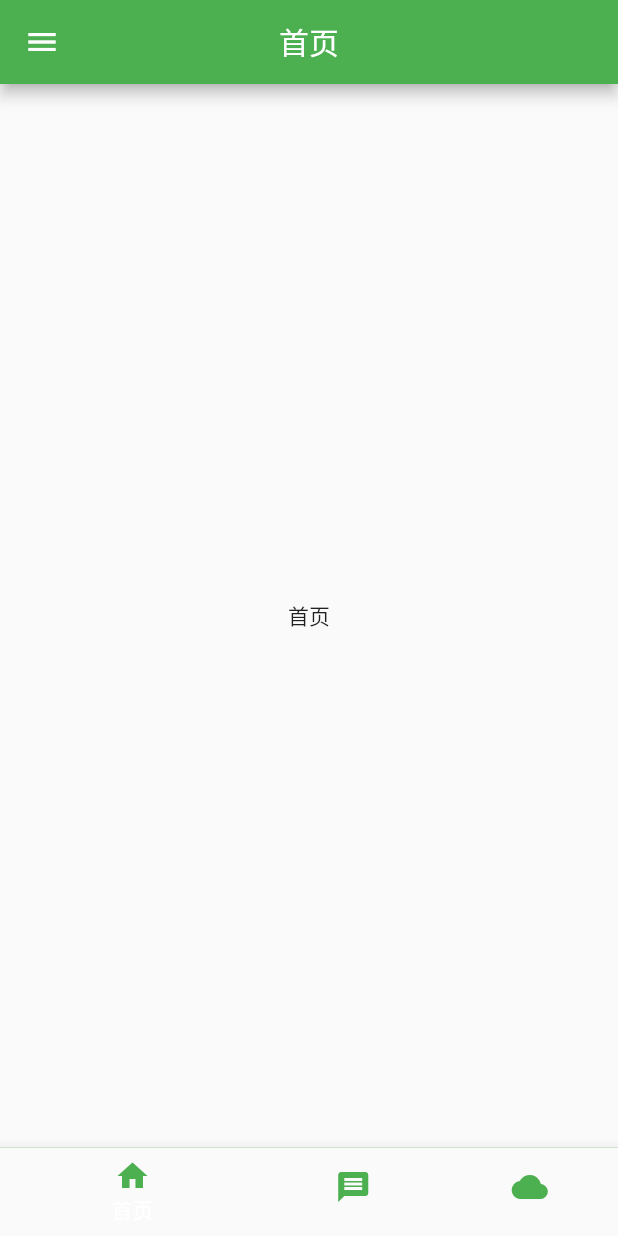
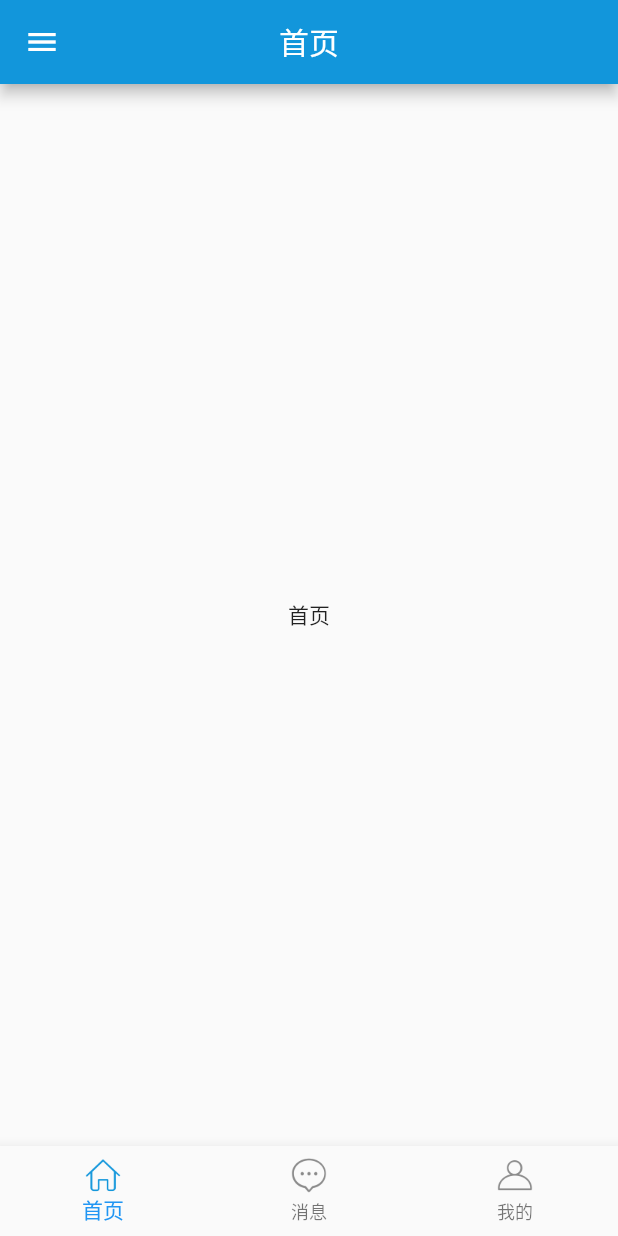
Before and after one commit to zhanglong233/FlutterDemo, a Flutter app: the screen it shows after launch, on a phone screen of 412 x 824 dp. Run offline on Flutter 3.47's test engine with Material 2 defaults, Android fonts, the phone set to English and light mode, and no system bars.

Commit message:
实现底部基本底部导航栏封装

```diff
--- a/lib/components/bottomNavigation_icon_view.dart
+++ b/lib/components/bottomNavigation_icon_view.dart
@@ -1,3 +1,7 @@
+/**
+ *  底部导航栏样式封装
+ * */
+
 import 'package:flutter/material.dart';
 
 class BottomNavigationIconView {
--- a/lib/main.dart
+++ b/lib/main.dart
@@ -10,11 +10,12 @@ class MyApp extends StatelessWidget {
   @override
   Widget build(BuildContext context) {
     return new MaterialApp(
+      //退到后台时显示的标题
       title: 'Flutter Demo',
       theme: new ThemeData(
         //primarySwatch: Colors.blue,
         brightness: Brightness.light,
-        primaryColor: Colors.green,
+        primaryColor: const Color(0xff1296db),
         accentColor: Colors.deepOrangeAccent
       ),
       home: new MyHomePage(),
@@ -30,25 +31,104 @@ class MyHomePage extends StatefulWidget {
 class _MyHomePageState extends State<MyHomePage> {
 
   PageController pageController;
-  int page = 0;
+  int _tabIndex  = 0;//tab角标
+  var tabBottomImages;//底部导航栏图标
+  var tabBottomTitles;//底部导航栏标题
+  var _bodys;//底部导航对应的页面
+  var _titles;//底部导航对应的页面标题
+
+  /*
+   * 根据image路径获取图片
+   * 这个图片的路径需要在 pubspec.yaml 中去定义
+   */
+  Image getTabBottomImageSource(path){
+    return new Image.asset(path,width: 25.0,height: 25.0);
+  }
+
+  /*
+   * 根据索引获得对应的normal或是select的icon
+   */
+  Image getTabBottomIcon(int curIndex){
+    if (curIndex == _tabIndex){
+      return tabBottomImages[curIndex][1];
+    }
+    return tabBottomImages[curIndex][0];
+  }
+
+  /*
+   * 获取bottomTab的颜色和文字
+   */
+  Text getTabBottomTitle(int curIndex){
+    if (curIndex == _tabIndex){
+      return new Text(tabBottomTitles[curIndex],
+        style: new TextStyle(color: const Color(0xff1296db))
+      );
+    }
+    return new Text(tabBottomTitles[curIndex],
+      style: new TextStyle(color: const Color(0xff8a8a8a))
+    );
+  }
+
+  /*
+  *  获取bottomTab对应的页面标题
+  */
+  Text getPageTitle(int curIndex){
+    if(curIndex == _tabIndex){
+      return new Text(_titles[curIndex],
+        style: new TextStyle(color: Colors.white),
+      );
+    }
+    return null;
+  }
+
+  /*
+   * 初始化底部导航栏参数
+   */
+  void initData(){
+    tabBottomImages = [
+      [
+        getTabBottomImageSource('images/icon_bottom_home_normal.png'),
+        getTabBottomImageSource('images/icon_bottom_home_select.png')
+      ],
+      [
+        getTabBottomImageSource('images/icon_bottom_message_normal.png'),
+        getTabBottomImageSource('images/icon_bottom_message_select.png')
+      ],
+      [
+        getTabBottomImageSource('images/icon_bottom_persion_normal.png'),
+        getTabBottomImageSource('images/icon_bottom_persion_select.png')
+      ],
+    ];
+    tabBottomTitles = [
+      '首页','消息','我的'
+    ];
+    _bodys = [
+      new FirstPage(),
+      new SecondPage(),
+      new ThirdPage()
+    ];
+    _titles = [
+      '首页','消息','我的'
+    ];
+  }
+
+
+
 
   @override
   void initState() {
     super.initState();
-    pageController = new PageController(initialPage: this.page);
   }
 
   @override
   Widget build(BuildContext context) {
+    //调用初始化数据方法
+    initData();
+
     return new Scaffold(
       backgroundColor: Colors.green,
       appBar: new AppBar(
-        title: new Text(
-            '首页',
-          style: new TextStyle(
-            color: Colors.white
-          ),
-        ),
+        title: getPageTitle(_tabIndex),
         centerTitle: true,
       ),
       drawer: new Drawer(
@@ -70,93 +150,41 @@ class _MyHomePageState extends State<MyHomePage> {
           ],
         ),
       ),
-      body: new PageView(
-        children: <Widget>[
-          new FirstPage(),
-          new SecondPage(),
-          new ThirdPage()
-        ],
-        controller: pageController,
-        onPageChanged: onPageChanged,
-      ),
+      body: _bodys[_tabIndex],
       bottomNavigationBar: new BottomNavigationBar(
         items: [
           new BottomNavigationBarItem(
               //backgroundColor: Colors.green,
-              icon: new Icon(
-                Icons.home,
-                color: Colors.green,
-              ),
-              title: new Text(
-                  '首页',
-                style: new TextStyle(
-                  color: Colors.green
-                ),
-              )),
+              icon: getTabBottomIcon(0),
+              title: getTabBottomTitle(0)
+          ),
           new BottomNavigationBarItem(
-              icon: new Icon(
-                Icons.message,
-                color: Colors.green,
-              ),
-              title: new Text(
-                '消息',
-                style: new TextStyle(
-                    color: Colors.green
-                ),
-              )),
+              icon: getTabBottomIcon(1),
+              title: getTabBottomTitle(1)
+          ),
           new BottomNavigationBarItem(
-              icon: new Icon(
-                Icons.cloud,
-                color: Colors.green,
-              ),
-              title: new Text(
-                '我的',
-                style: new TextStyle(
-                    color: Colors.green
-                ),
-              )),
+              icon: getTabBottomIcon(2),
+              title: getTabBottomTitle(2)
+          )
         ],
-        type: BottomNavigationBarType.shifting,
+        //设置显示的模式shifting/fixed
+        type: BottomNavigationBarType.fixed,
+        //tabBottom的点击监听
         onTap: onTap,
-        currentIndex: page,
+        //设置当前索引
+        currentIndex: _tabIndex,
       ),
     );
   }
 
   void onTap(int index){
-    pageController.animateToPage(
-        index,
-        duration: new Duration(milliseconds: 300),
-        curve: Curves.ease);
-  }
-
-  void onPageChanged(int page){
-    this.setState((){
-      this.page = page;
+    setState(() {
+      _tabIndex = index;
     });
   }
 
 }
 
-
-class BottomNavItem extends StatelessWidget {
-  const BottomNavItem({
-    Key key,
-    this.color: const Color(0xFF2DBD3A),
-    this.child,
-  }) : super(key: key);
-
-  final Color color;
-  final Widget child;
-
-  @override
-  Widget build(BuildContext context) {
-    return new Container(
-      color: color,
-      child: child,
-    );
-  }
-}
 
 
 /*class _MyHomePageState extends State<MyHomePage> with SingleTickerProviderStateMixin{
```
Also changed, not shown: pubspec.yaml (+7 -1 lines), images/icon_bottom_home_normal.png (added), images/icon_bottom_home_select.png (added), images/icon_bottom_message_normal.png (added), images/icon_bottom_message_select.png (added), images/icon_bottom_persion_normal.png (added), images/icon_bottom_persion_select.png (added), lib/images/normal_user_icon.jpeg (deleted).
